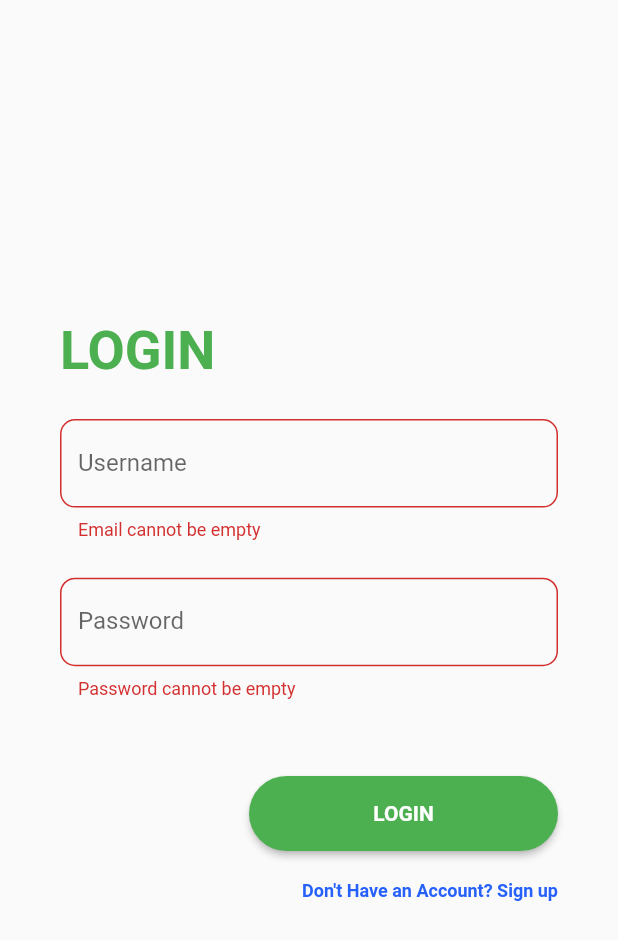
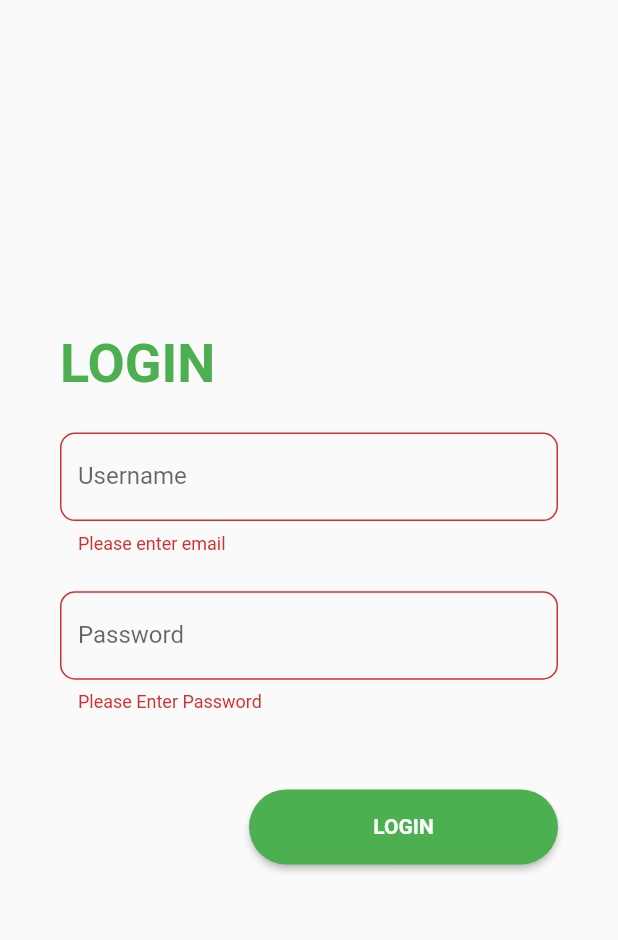
Before and after one commit to droidclans/radiumtech, a Flutter app: the screen it shows after launch, after a tap on "LOGIN", on a phone screen of 412 x 824 dp. Shown: the top 940 px of the screen. Run offline on Flutter 3.47's test engine with Material 2 defaults, Android fonts, the phone set to English and light mode, and no system bars; our stand-ins replace image_picker, shared_preferences; network calls fail.

```diff
--- a/lib/Services/login_api.dart
+++ b/lib/Services/login_api.dart
@@ -1,4 +1,39 @@
 import 'dart:convert';
+import 'package:http/http.dart' as http;
+import 'package:shared_preferences/shared_preferences.dart';
+
+class Network {
+  var _url = 'http://192.168.18.65:8000';
+  // String apiUrl = "signin";
+  //if you are using android studio emulator, change localhost to 10.0.2.2
+  var token;
+
+  _getToken() async {
+    SharedPreferences localStorage = await SharedPreferences.getInstance();
+    token = jsonDecode(localStorage.getString('token')!)['token'];
+  }
+
+  authData(data, apiUrl) async {
+    String fullUrl = _url + apiUrl;
+    var completeUrl = Uri.parse(fullUrl);
+    return await http.post(completeUrl,
+        body: jsonEncode(data), headers: _setHeaders());
+  }
+
+  getData(apiUrl) async {
+    String fullUrl = _url + apiUrl;
+    var completeUrl = Uri.parse(fullUrl);
+    await _getToken();
+    return await http.get(completeUrl , headers: _setHeaders());
+  }
+
+  _setHeaders() => {
+    'Content-type': 'application/json',
+    'Accept': 'application/json',
+    'Authorization': 'Bearer $token'
+  };
+}
+/*import 'dart:convert';
 
 import 'package:http/http.dart' as http;
 import 'package:shared_preferences/shared_preferences.dart';
@@ -24,7 +59,7 @@ class AuthServices {
     print(response.body);
     return response;
   }
-}
+}*/
 /*
 import 'dart:convert';
 import 'package:http/http.dart' as http;
--- a/lib/main.dart
+++ b/lib/main.dart
@@ -1,33 +1,63 @@
 import 'package:flutter/material.dart';
 import 'package:radium_tech/sign_in.dart';
+import 'package:shared_preferences/shared_preferences.dart';
 
+import 'Screens/user_list.dart';
 import 'myhome.dart';
 
 void main() {
-  runApp(const MyApp());
+  runApp( MyApp());
 }
 
 class MyApp extends StatelessWidget {
-  const MyApp({Key? key}) : super(key: key);
-
   // This widget is the root of your application.
   @override
   Widget build(BuildContext context) {
     return MaterialApp(
-      title: 'Flutter Demo',
-      theme: ThemeData(
-        // This is the theme of your application.
-        //
-        // Try running your application with "flutter run". You'll see the
-        // application has a blue toolbar. Then, without quitting the app, try
-        // changing the primarySwatch below to Colors.green and then invoke
-        // "hot reload" (press "r" in the console where you ran "flutter run",
-        // or simply save your changes to "hot reload" in a Flutter IDE).
-        // Notice that the counter didn't reset back to zero; the application
-        // is not restarted.
-        primarySwatch: Colors.blue,
-      ),
-      home:  LoginScreen(),
+      title: 'Test App',
+      debugShowCheckedModeBanner: false,
+      home: CheckAuth(),
+      theme: ThemeData(appBarTheme: AppBarTheme(color: Colors.teal,
+
+        centerTitle: true,
+
+      )),
     );
   }
 }
+
+class CheckAuth extends StatefulWidget {
+  @override
+  _CheckAuthState createState() => _CheckAuthState();
+}
+
+class _CheckAuthState extends State<CheckAuth> {
+  bool isAuth = false;
+  @override
+  void initState() {
+    _checkIfLoggedIn();
+    super.initState();
+  }
+
+  void _checkIfLoggedIn() async{
+    SharedPreferences localStorage = await SharedPreferences.getInstance();
+    var token = localStorage.getString('token');
+    if(token != null){
+      setState(() {
+        isAuth = true;
+      });
+    }
+  }
+  @override
+  Widget build(BuildContext context) {
+    Widget child;
+    if (isAuth) {
+      child = UserData();
+    } else {
+      child = LoginScreen();
+    }
+    return Scaffold(
+      body: child,
+    );
+  }
+}
--- a/lib/myhome.dart
+++ b/lib/myhome.dart
@@ -14,6 +14,7 @@ class MyHomePage extends StatelessWidget {
 
   @override
   Widget build(BuildContext context) {
+
     return Scaffold(
       appBar: AppBar(
         automaticallyImplyLeading: false,
--- a/lib/sign_in.dart
+++ b/lib/sign_in.dart
@@ -15,7 +15,23 @@ class LoginScreen extends StatefulWidget {
 }
 
 class _LoginScreenState extends State<LoginScreen> {
-  final _fromKey = GlobalKey<FormState>();
+  bool _isLoading = false;
+  final _formKey = GlobalKey<FormState>();
+  var member_email;
+  var member_password;
+  final _scaffoldKey = GlobalKey<ScaffoldState>();
+
+  bool _checkLogin = true;
+
+/*  SnackbarController _showMsg(msg) {
+    return Get.snackbar(
+      "Welcome to Flutter Agency",
+      "We are expert in FLutter App Development",
+      icon: Icon(Icons.person, color: Colors.white),
+      snackPosition: SnackPosition.BOTTOM,
+    );
+  }*/
+ /* final _fromKey = GlobalKey<FormState>();
   final emailController = TextEditingController();
   final passController = TextEditingController();
   String _email = '';
@@ -44,7 +60,7 @@ class _LoginScreenState extends State<LoginScreen> {
     else {
       errorSnackBar(context, 'enter all required fields');
     }
-  }
+  }*/
 
   @override
   Widget build(BuildContext context) {
@@ -52,7 +68,7 @@ class _LoginScreenState extends State<LoginScreen> {
 
     return Scaffold(
       body:  Form(
-        key: _fromKey,
+        key: _formKey,
         child: Column(
               mainAxisAlignment: MainAxisAlignment.center,
               children: <Widget>[
@@ -73,16 +89,12 @@ class _LoginScreenState extends State<LoginScreen> {
                   alignment: Alignment.center,
                   margin: const EdgeInsets.symmetric(horizontal: 40),
                   child: TextFormField(
-                    onChanged: (value) {
-                      _email = value;
-                    },
-                    controller: emailController,
-
-                    validator: (value) {
-                      if(value == null || value.isEmpty) {
-                        return 'Email cannot be empty';
+                    validator: (emailValue) {
+                      if (emailValue!.isEmpty) {
+                        return 'Please enter email';
                       }
-                      return  null;
+                      member_email = emailValue;
+                      return null;
                     },
                     keyboardType: TextInputType.emailAddress,
                     decoration:  InputDecoration(
@@ -100,17 +112,25 @@ class _LoginScreenState extends State<LoginScreen> {
                   alignment: Alignment.center,
                   margin: EdgeInsets.symmetric(horizontal: 40),
                   child: TextFormField(
-                    onChanged: (value) {
+                    validator: (passwordValue) {
+                      if (passwordValue!.isEmpty) {
+                        return 'Please Enter Password';
+                      }
+                      member_password = passwordValue;
+                      return null;
+                    },
+                  /*  onChanged: (value) {
                       _password = value;
-                    },
-                    controller: passController,
+                    },*/
+
+                   // controller: passController,
                     //controller: passController,
-                    validator: (value) {
+                /*    validator: (value) {
                       if(value == null || value.isEmpty) {
                         return 'Password cannot be empty';
                       }
                       return  null;
-                    },
+                    },*/
                     keyboardType: TextInputType.text,
                     decoration:  InputDecoration(
                         labelText: "Password",
@@ -128,9 +148,10 @@ class _LoginScreenState extends State<LoginScreen> {
                   child: RaisedButton(
                     color: Colors.green,
              onPressed: (){
-                      if(_fromKey.currentState!.validate()){
-                        logIn();
+                      if(_formKey.currentState!.validate()){
+                        _login();
                       }
+
 
              },
                     /*    onPressed: (){
@@ -199,8 +220,11 @@ class _LoginScreenState extends State<LoginScreen> {
                     ),
                   ),
                 ),
+        Text(
+            _checkLogin ? "" : "Username or password is invalid",
+            style: TextStyle(color: Colors.red)),
                 //Text(message),
-                Container(
+                /*Container(
                   alignment: Alignment.centerRight,
                   margin: const EdgeInsets.symmetric(horizontal: 40, vertical: 10),
                   child: GestureDetector(
@@ -215,7 +239,7 @@ class _LoginScreenState extends State<LoginScreen> {
                           color: Color(0xFF2661FA)),
                     ),
                   ),
-                )
+                )*/
               ],
             ),
       ),
@@ -223,7 +247,37 @@ class _LoginScreenState extends State<LoginScreen> {
 
 
   }
-  void logIn() async{
+  void _login() async {
+    setState(() {
+      _isLoading = true;
+      _checkLogin = true;
+    });
+    var data = {'email': member_email, 'password': member_password};
+    print(data);
+
+    var res = await   Network().authData(data, '/signin');
+    print(res);
+    var body =  jsonDecode(res.body);
+    print(body);
+    if (body['success']) {
+      SharedPreferences localStorage = await SharedPreferences.getInstance();
+      localStorage.setString('token', json.encode(body['token']));
+      localStorage.setString('user', json.encode(body['username']));
+      Navigator.push(
+        context,
+        MaterialPageRoute(builder: (context) => UserData()),
+      );
+      _checkLogin = true;
+    } else {
+      //(body['message']);
+      _checkLogin = false;
+    }
+
+    setState(() {
+      _isLoading = false;
+    });
+  }
+/*  void logIn() async{
 
     if(passController.text.isNotEmpty && emailController.text.isNotEmpty) {
       var response = await http.post(Uri.parse('https://testerp.radiumpk.com/signin'),
@@ -266,5 +320,5 @@ class _LoginScreenState extends State<LoginScreen> {
 
     preferences.commit();
 
-  }
+  }*/
 }
```
Also changed, not shown: lib/Screens/user_list.dart (+26 -5 lines), 9 other files.
